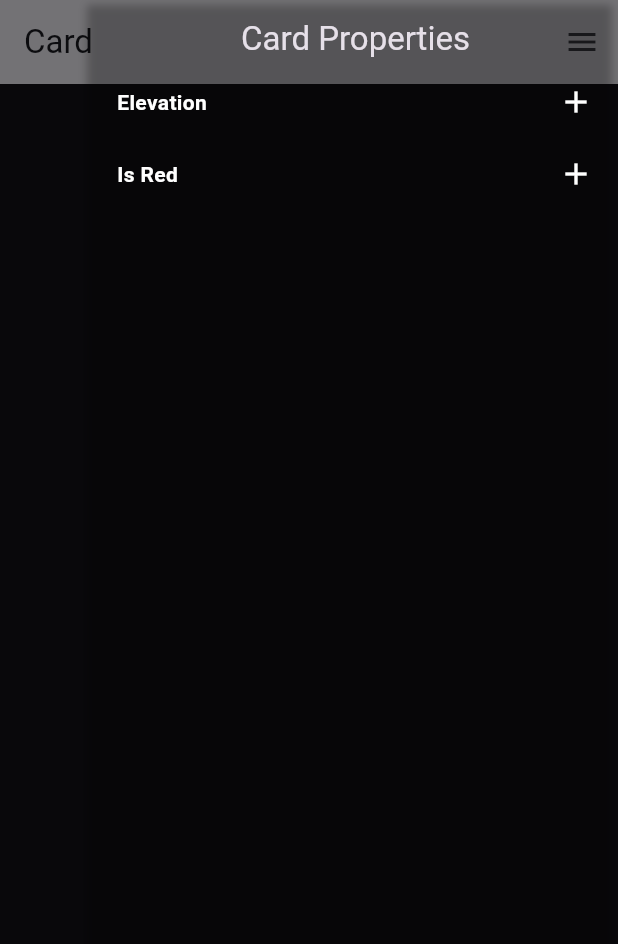
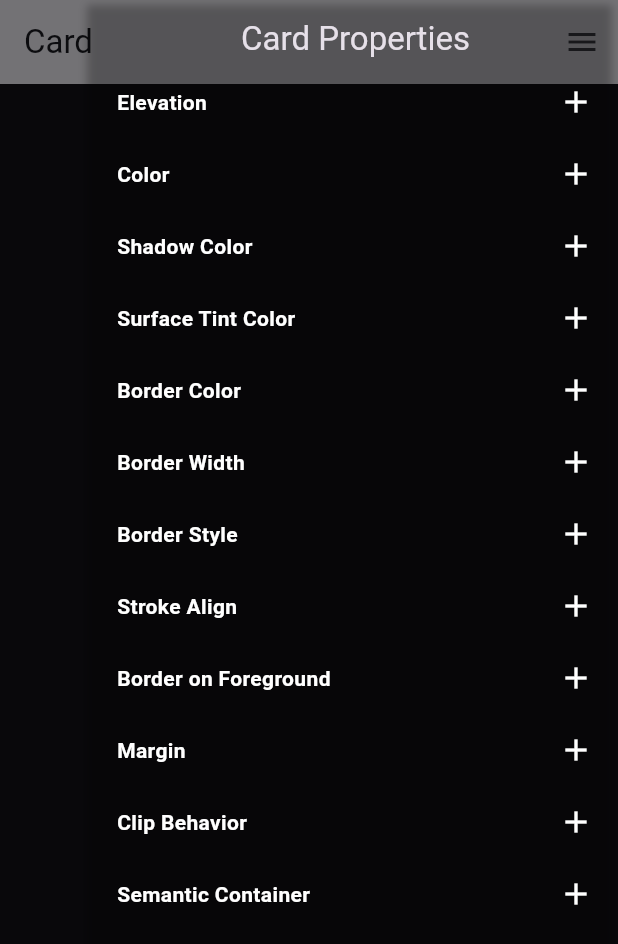
Before and after one commit to s4-ali/flutter_quest, a Flutter app: the CardPropertyExplorer widget shown alone on an empty page, opened directly, with the side drawer open, on a phone screen of 412 x 824 dp. Shown: the top 944 px of the screen. Run offline on Flutter 3.47's test engine with Material 2 defaults, Android fonts, the phone set to English and light mode, and no system bars; our stand-ins replace responsive_builder.

Commit message:
#30: implemented fields in card widget

```diff
--- a/lib/catalog/widgets/card.dart
+++ b/lib/catalog/widgets/card.dart
@@ -1,5 +1,9 @@
 import 'package:flutter/material.dart';
 import 'package:flutter_quest/property_fields/boolean_field.dart';
+import 'package:flutter_quest/property_fields/clip_field.dart';
+import 'package:flutter_quest/property_fields/color_field.dart';
+import 'package:flutter_quest/property_fields/edge_insets_field.dart';
+import 'package:flutter_quest/property_fields/list_field.dart';
 import 'package:flutter_quest/property_fields/number_field.dart';
 import 'package:flutter_quest/widgets/core/propery_builder.dart';
 
@@ -13,24 +17,49 @@ class CardPropertyExplorer extends StatelessWidget {
     return PropertyExplorerBuilder(
       widgetName: "Card",
       builder: (provider) {
-        final elevation = provider.elevationField();
-        final isRed = provider.booleanField(id: "isRed", title: "Is Red");
-        final color = isRed == null
-            ? Colors.green
-            : isRed
-                ? Colors.red
-                : Colors.blue;
-
-        final shadowColor = isRed == null
-            ? Colors.green
-            : isRed
-                ? Colors.red
-                : Colors.blue;
+        final elevation =
+            provider.numberField(id: "elevation", title: "Elevation") ?? 0.0;
+        final color = provider.colorField(id: "color", title: "Color");
+        final shadowColor =
+            provider.colorField(id: "ShadowColor", title: "Shadow Color");
+        final surfaceTintColor = provider.colorField(
+            id: "surfaceTintColor", title: "Surface Tint Color");
+        final borderColor = provider.colorField(
+          id: "borderColor",
+          title: "Border Color",
+        );
+        final borderWidth =
+            provider.numberField(id: "borderWidth", title: "Border Width") ??
+                1.0;
+        final borderStyle = provider.listField<BorderStyle>(
+            id: "borderStyle",
+            title: "Border Style",
+            values: BorderStyle.values);
+        final strokeAlign =
+            provider.numberField(id: "strokeAlign", title: "Stroke Align") ??
+                0.0;
+        final borderForeground = provider.booleanField(id: "borderForeground", title: "Border on Foreground");
+        final margin = provider.edgeInsetsField(id: "margin", title: "Margin");
+        final clipBehavior = provider.clipField(id: "clip", title: "Clip Behavior");
+        final semanticContainer = provider.booleanField(id: "semanticContainer", title: "Semantic Container");
 
         return Card(
-          elevation: elevation,
           color: color,
           shadowColor: shadowColor,
+          surfaceTintColor: surfaceTintColor,
+          elevation: elevation.toDouble(),
+          shape: CircleBorder(
+            side: BorderSide(
+              color: borderColor ?? const Color(0xFF000000),
+              width: borderWidth.toDouble(),
+              style: borderStyle ?? BorderStyle.solid,
+              strokeAlign: strokeAlign.toDouble(),
+            ),
+          ),
+          borderOnForeground: borderForeground?? true,
+          margin: margin,
+          clipBehavior: clipBehavior,
+          semanticContainer: semanticContainer?? true,
         );
       },
     );
```
